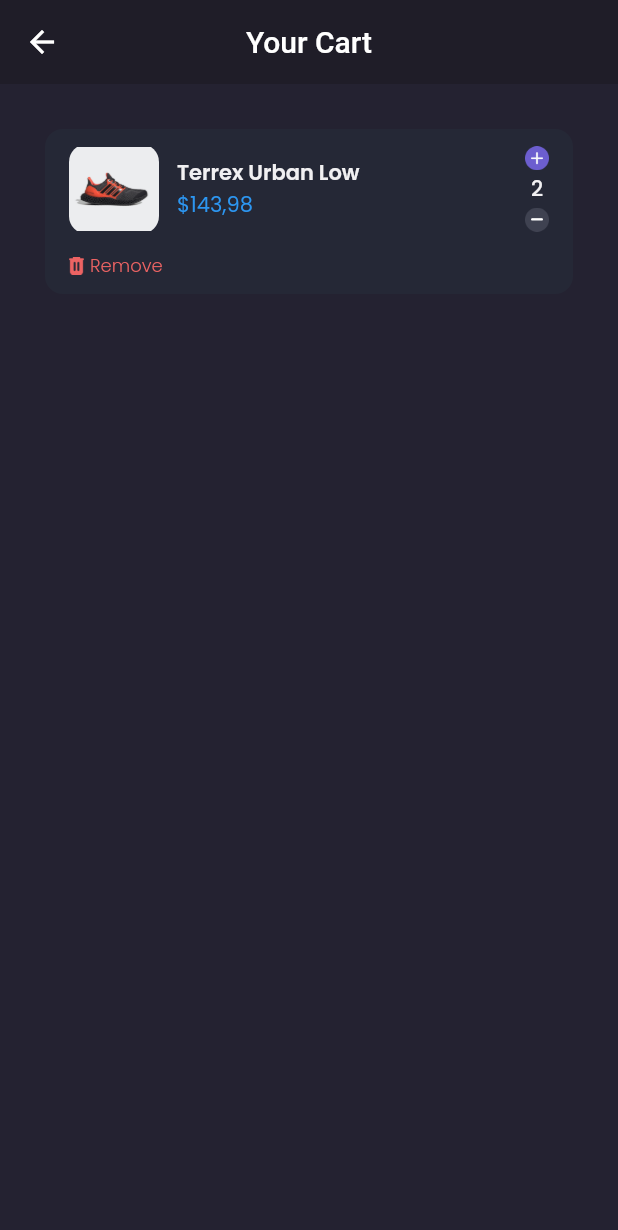
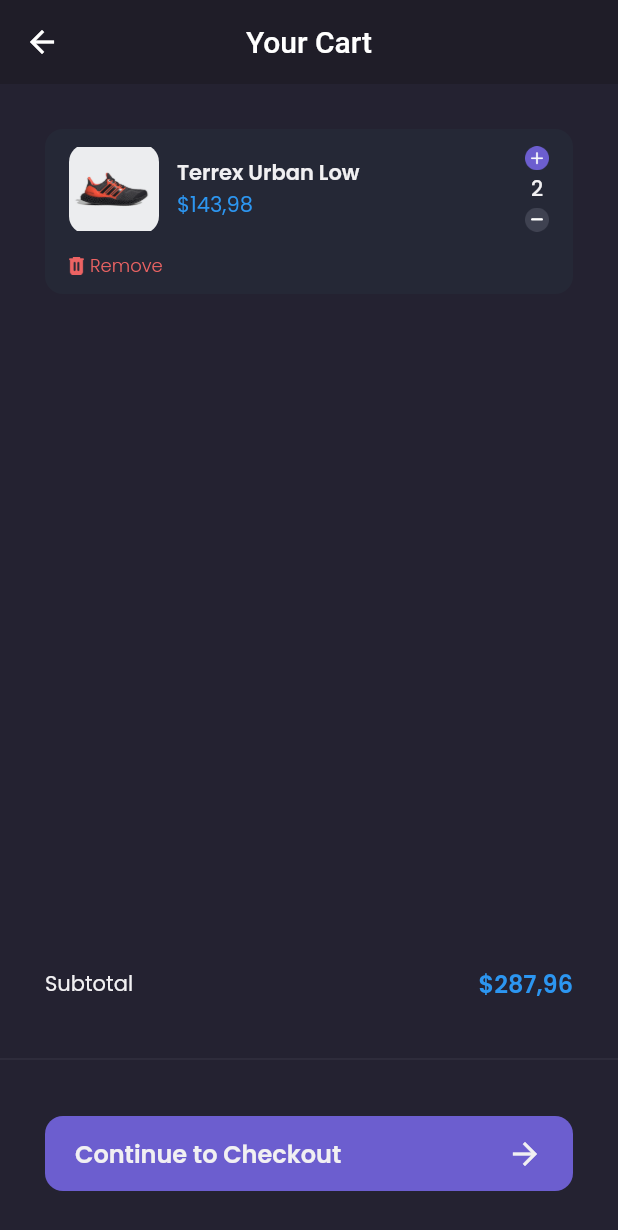
Before and after one commit to waandev/shamo, a Flutter app: the CartPage screen opened by its route, on a phone screen of 412 x 824 dp. Shown: the top 1230 px of the screen. Run offline on Flutter 3.47's test engine with Material 2 defaults, Android fonts, the phone set to English and light mode, and no system bars; our stand-ins replace carousel_slider, google_fonts.

Commit message:
slicing cart page - custom bottom nav & checkout page - header items

```diff
--- a/lib/main.dart
+++ b/lib/main.dart
@@ -1,5 +1,6 @@
 import 'package:flutter/material.dart';
 import 'package:shamo/pages/cart_page.dart';
+import 'package:shamo/pages/checkout_page.dart';
 import 'package:shamo/pages/detail_chat_page.dart';
 import 'package:shamo/pages/edit_profile.dart';
 import 'package:shamo/pages/home/main_page.dart';
@@ -27,6 +28,7 @@ class MyApp extends StatelessWidget {
         '/edit-profile': (context) => const EditProfilePage(),
         '/product': (context) => ProductPage(),
         '/cart': (context) => const CartPage(),
+        '/checkout': (context) => const CheckoutPage(),
       },
     );
   }
--- a/lib/pages/cart_page.dart
+++ b/lib/pages/cart_page.dart
@@ -87,10 +87,88 @@ class CartPage extends StatelessWidget {
       );
     }
 
+    Widget customBottomNav() {
+      return Container(
+        height: 180,
+        child: Column(
+          children: [
+            Container(
+              margin: EdgeInsets.symmetric(
+                horizontal: defaultMargin,
+              ),
+              child: Row(
+                mainAxisAlignment: MainAxisAlignment.spaceBetween,
+                children: [
+                  Text(
+                    'Subtotal',
+                    style: primaryTextStyle,
+                  ),
+                  Text(
+                    '\$287,96',
+                    style: priceTextStyle.copyWith(
+                      fontSize: 16,
+                      fontWeight: semiBold,
+                    ),
+                  ),
+                ],
+              ),
+            ),
+            const SizedBox(
+              height: 30,
+            ),
+            Divider(
+              thickness: 0.3,
+              color: subtitleColor,
+            ),
+            const SizedBox(
+              height: 30,
+            ),
+            Container(
+              height: 50,
+              margin: EdgeInsets.symmetric(
+                horizontal: defaultMargin,
+              ),
+              child: TextButton(
+                onPressed: () {
+                  Navigator.pushNamed(context, '/checkout');
+                },
+                style: TextButton.styleFrom(
+                  backgroundColor: primaryColor,
+                  padding: EdgeInsets.symmetric(
+                    horizontal: 20,
+                  ),
+                  shape: RoundedRectangleBorder(
+                    borderRadius: BorderRadius.circular(12),
+                  ),
+                ),
+                child: Row(
+                  mainAxisAlignment: MainAxisAlignment.spaceBetween,
+                  children: [
+                    Text(
+                      'Continue to Checkout',
+                      style: primaryTextStyle.copyWith(
+                        fontSize: 16,
+                        fontWeight: semiBold,
+                      ),
+                    ),
+                    Icon(
+                      Icons.arrow_forward,
+                      color: primaryTextColor,
+                    ),
+                  ],
+                ),
+              ),
+            ),
+          ],
+        ),
+      );
+    }
+
     return Scaffold(
       backgroundColor: backgroundColor3,
       appBar: header(),
       body: content(),
+      bottomNavigationBar: customBottomNav(),
     );
   }
 }
```
Also changed, not shown: lib/pages/checkout_page.dart (added, +57 -0 lines), lib/widgets/checkout_card.dart (added, +72 -0 lines).
